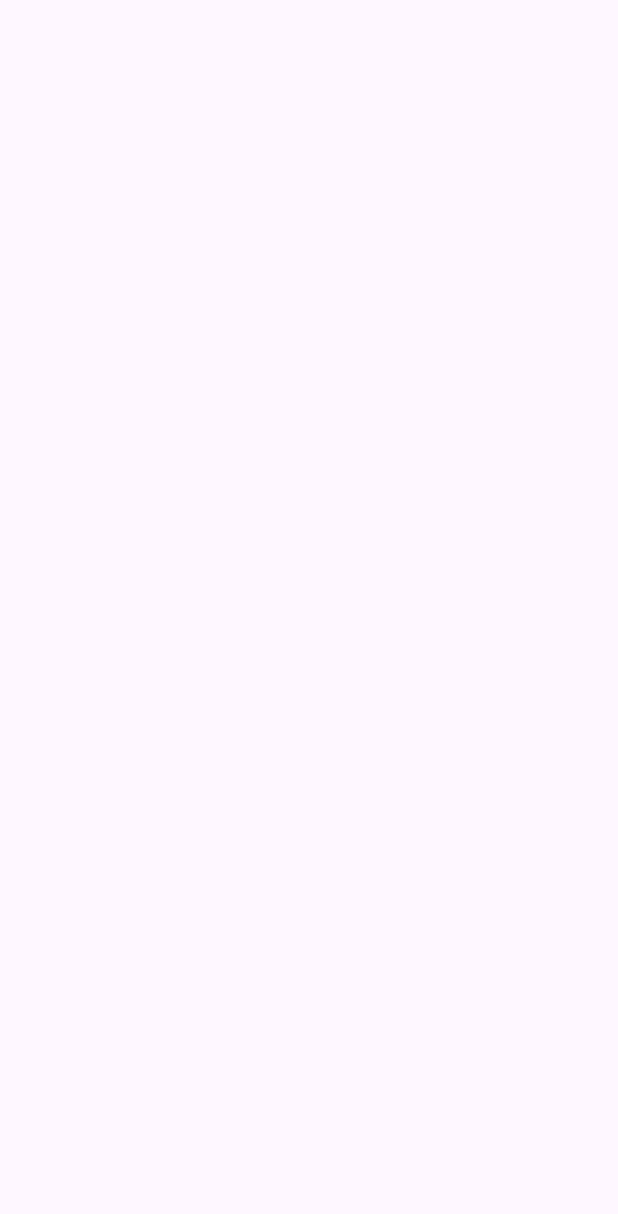
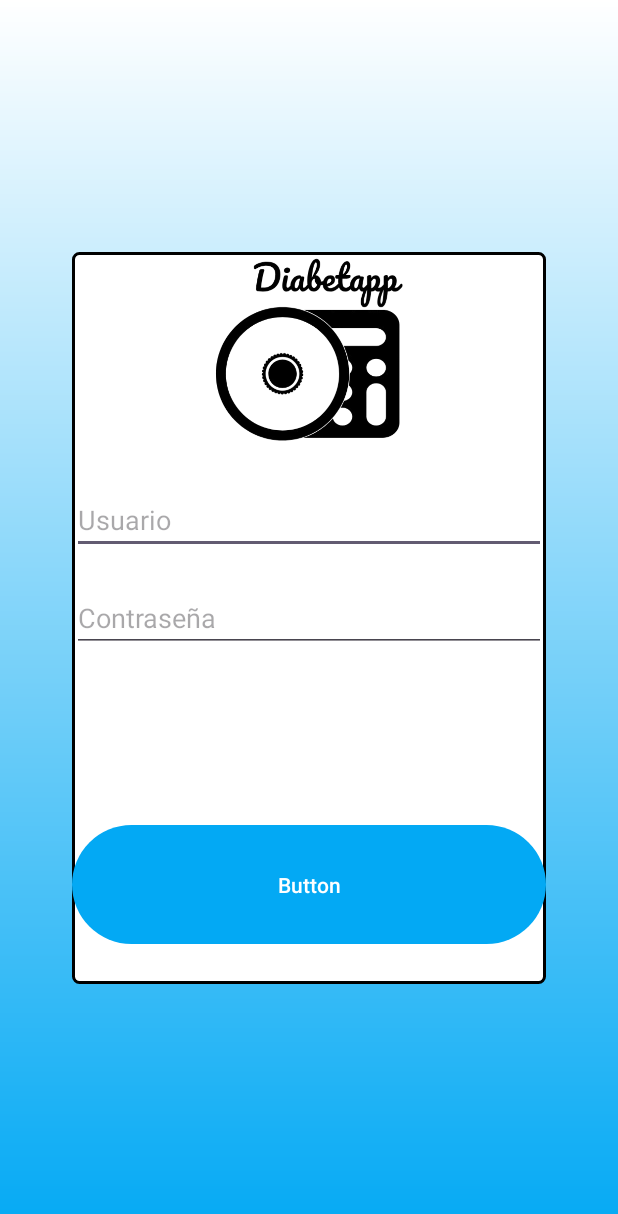
Before and after one commit to juanluismatalop/ProyectoGlucapp, an Android app: the LogInActivity screen opened directly, with no data from a screen before it, on a phone screen of 412 x 824 dp. Before the commit the part shown is empty. Shown: the top 1214 px of the screen. Run offline under Robolectric (Android 15) with nearby library versions, the phone set to English and light mode, and no system bars.

Commit message:
commit creacion layout y inicio de sesion

```diff
--- a/app/build.gradle.kts
+++ b/app/build.gradle.kts
@@ -5,7 +5,7 @@ plugins {
 
 android {
     namespace = "com.example.proyectoglucapp"
-    compileSdk = 34
+    compileSdk = 35
 
     defaultConfig {
         applicationId = "com.example.proyectoglucapp"
--- a/app/src/main/java/com/example/proyectoglucapp/LogInActivity.kt
+++ b/app/src/main/java/com/example/proyectoglucapp/LogInActivity.kt
@@ -1,20 +1,40 @@
 package com.example.proyectoglucapp
 
+import android.annotation.SuppressLint
+import android.content.Intent
 import android.os.Bundle
-import androidx.activity.enableEdgeToEdge
+import android.widget.Button
+import android.widget.EditText
+import android.widget.Toast
 import androidx.appcompat.app.AppCompatActivity
-import androidx.core.view.ViewCompat
-import androidx.core.view.WindowInsetsCompat
 
 class LogInActivity : AppCompatActivity() {
+
+    private val MYUSER = "usuario"
+    private val MYPASS = "contrasena"
+
+    @SuppressLint("MissingInflatedId")
     override fun onCreate(savedInstanceState: Bundle?) {
         super.onCreate(savedInstanceState)
-        enableEdgeToEdge()
         setContentView(R.layout.activity_log_in)
-        ViewCompat.setOnApplyWindowInsetsListener(findViewById(R.id.main)) { v, insets ->
-            val systemBars = insets.getInsets(WindowInsetsCompat.Type.systemBars())
-            v.setPadding(systemBars.left, systemBars.top, systemBars.right, systemBars.bottom)
-            insets
+
+        val etUsername = findViewById<EditText>(R.id.etUsuario)
+        val etPassword = findViewById<EditText>(R.id.etContrasenna)
+        val btnValidar = findViewById<Button>(R.id.Validar)
+
+        btnValidar.setOnClickListener {
+            val username = etUsername.text.toString()
+            val password = etPassword.text.toString()
+
+            if (username == MYUSER && password == MYPASS) {
+                // Si es correcto, inicia el Activity Principal
+                val intent = Intent(this, MainActivity::class.java)
+                intent.putExtra("username", username)
+                intent.putExtra("password", password)
+                startActivity(intent)
+            } else {
+                Toast.makeText(this, "Usuario o contraseña incorrectos", Toast.LENGTH_SHORT).show()
+            }
         }
     }
 }
--- /dev/null
+++ b/app/src/main/res/drawable/botones.xml
@@ -0,0 +1,6 @@
+<?xml version="1.0" encoding="utf-8"?>
+<selector xmlns:android="http://schemas.android.com/apk/res/android">
+    <item android:state_pressed="true" android:drawable="@drawable/cian_dark"/>
+    <item android:state_focused="true" android:drawable="@drawable/cian"/>
+    <item android:drawable="@drawable/cian"/>
+</selector>
--- /dev/null
+++ b/app/src/main/res/drawable/cian.xml
@@ -0,0 +1,5 @@
+<?xml version="1.0" encoding="utf-8"?>
+<shape xmlns:android="http://schemas.android.com/apk/res/android">
+    <solid android:color="@color/cian" />
+    <corners android:radius="100dp" />
+</shape>
--- /dev/null
+++ b/app/src/main/res/drawable/cian_dark.xml
@@ -0,0 +1,5 @@
+<?xml version="1.0" encoding="utf-8"?>
+<shape xmlns:android="http://schemas.android.com/apk/res/android">
+    <solid android:color="@color/cian_dark" />
+    <corners android:radius="100dp" />
+</shape>
--- /dev/null
+++ b/app/src/main/res/drawable/fondo.xml
@@ -0,0 +1,8 @@
+<?xml version="1.0" encoding="utf-8"?>
+<shape xmlns:android="http://schemas.android.com/apk/res/android">
+    <gradient
+        android:startColor="@color/white"
+        android:endColor="@color/cian"
+        android:angle="120"
+        />
+</shape>
--- /dev/null
+++ b/app/src/main/res/drawable/ventana.xml
@@ -0,0 +1,6 @@
+<?xml version="1.0" encoding="utf-8"?>
+<shape xmlns:android="http://schemas.android.com/apk/res/android">
+    <solid android:color="@android:color/white" />
+    <stroke android:width="2dp" android:color="#000000" />
+    <corners android:radius="4dp" />
+</shape>
--- a/app/src/main/res/layout/activity_log_in.xml
+++ b/app/src/main/res/layout/activity_log_in.xml
@@ -5,6 +5,89 @@
     android:id="@+id/main"
     android:layout_width="match_parent"
     android:layout_height="match_parent"
+    app:backgroundTint="@null"
+    android:background="@drawable/fondo"
     tools:context=".LogInActivity">
 
+    <FrameLayout
+        android:layout_width="316dp"
+        android:layout_height="488dp"
+        android:background="@drawable/ventana"
+        app:backgroundTint="@null"
+        app:layout_constraintBottom_toBottomOf="parent"
+        app:layout_constraintEnd_toEndOf="parent"
+        app:layout_constraintStart_toStartOf="parent"
+        app:layout_constraintTop_toTopOf="parent">
+
+        <LinearLayout
+            android:layout_width="match_parent"
+            android:layout_height="match_parent"
+            android:orientation="vertical">
+
+            <FrameLayout
+                android:layout_width="match_parent"
+                android:layout_height="130dp">
+
+                <ImageView
+                    android:id="@+id/imageView"
+                    android:layout_width="wrap_content"
+                    android:layout_height="match_parent"
+                    app:srcCompat="@drawable/diabetapp" />
+            </FrameLayout>
+
+            <FrameLayout
+                android:layout_width="match_parent"
+                android:layout_height="26dp">
+
+            </FrameLayout>
+
+            <FrameLayout
+                android:layout_width="match_parent"
+                android:layout_height="wrap_content">
+
+                <EditText
+                    android:id="@+id/etUsuario"
+                    android:layout_width="match_parent"
+                    android:layout_height="wrap_content"
+                    android:hint="Usuario" />
+
+            </FrameLayout>
+
+            <FrameLayout
+                android:layout_width="match_parent"
+                android:layout_height="20dp">
+
+            </FrameLayout>
+
+            <FrameLayout
+                android:layout_width="match_parent"
+                android:layout_height="wrap_content">
+
+                <EditText
+                    android:id="@+id/etContrasenna"
+                    android:layout_width="match_parent"
+                    android:layout_height="wrap_content"
+                    android:hint="Contraseña" />
+            </FrameLayout>
+
+            <FrameLayout
+                android:layout_width="260dp"
+                android:layout_height="115dp">
+
+            </FrameLayout>
+
+            <FrameLayout
+                android:layout_width="match_parent"
+                android:layout_height="101dp">
+
+                <Button
+                    android:id="@+id/Validar"
+                    android:layout_width="match_parent"
+                    app:backgroundTint="@null"
+                    android:background="@drawable/botones"
+                    android:layout_height="79dp"
+                    android:text="Button" />
+            </FrameLayout>
+        </LinearLayout>
+    </FrameLayout>
 </androidx.constraintlayout.widget.ConstraintLayout>
--- a/app/src/main/res/values/colors.xml
+++ b/app/src/main/res/values/colors.xml
@@ -2,4 +2,6 @@
 <resources>
     <color name="black">#FF000000</color>
     <color name="white">#FFFFFFFF</color>
+    <color name="cian">#03A9F4</color>
+    <color name="cian_dark">#016290</color>
 </resources>
```
Also changed, not shown: app/src/main/java/com/example/proyectoglucapp/MainActivity.kt (+11 -8 lines), app/src/main/res/layout/activity_main.xml (+75 -8 lines), app/src/main/res/drawable/diabetapp.png (added).
